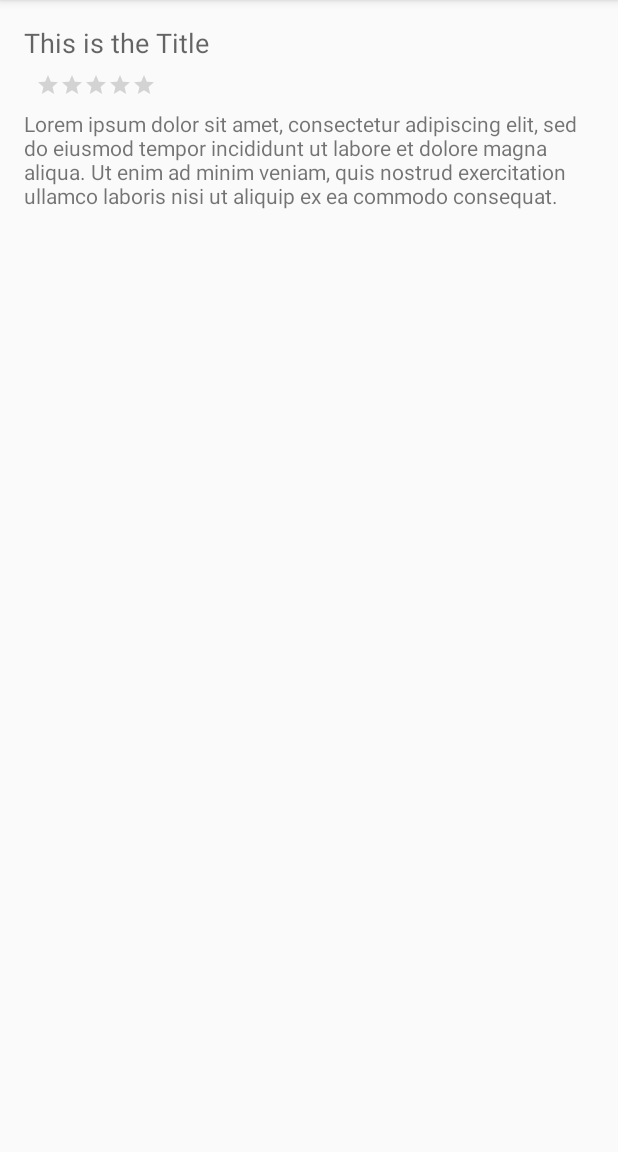
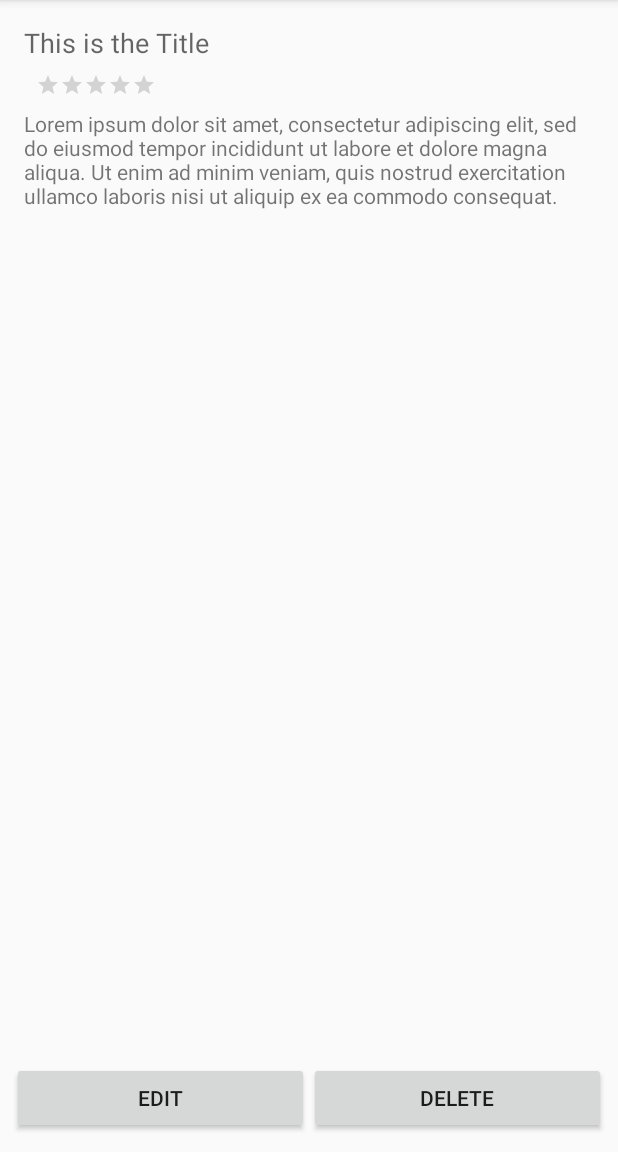
Before and after one commit to DamsithKarunaratna/android_game_reviewer, an Android app: the ViewReviewActivity screen opened directly, with no data from a screen before it, on a phone screen of 412 x 824 dp, the part 84-1236 px from its top. Run offline under Robolectric (Android 15) with nearby library versions, the phone set to English and light mode, and no system bars; our stand-ins replace Firebase (no records; nobody signed in at launch, a user with empty details on screens opened directly), Room's generated code; 3 statements that could not run were skipped.

Commit message:
UI changes to view review activity

```diff
--- a/app/src/main/java/com/ctse/androidgamereviewer/ViewReviewActivity.java
+++ b/app/src/main/java/com/ctse/androidgamereviewer/ViewReviewActivity.java
@@ -5,10 +5,15 @@ import androidx.lifecycle.Observer;
 import androidx.lifecycle.ViewModelProviders;
 
 import android.os.Bundle;
+import android.view.View;
+import android.widget.Button;
+import android.widget.LinearLayout;
 import android.widget.RatingBar;
 import android.widget.TextView;
 
 import com.ctse.androidgamereviewer.data.entities.Review;
+import com.google.firebase.auth.FirebaseAuth;
+import com.google.firebase.auth.FirebaseUser;
 
 public class ViewReviewActivity extends AppCompatActivity {
 
@@ -18,6 +23,11 @@ public class ViewReviewActivity extends AppCompatActivity {
     private TextView tvReviewTitle;
     private TextView tvReviewBody;
     private RatingBar ratingBar;
+    private LinearLayout linearLayout;
+    private Button buttonEditReivew;
+    private Button buttonDeleteReview;
+
+    FirebaseUser user;
 
     private String reviewId;
 
@@ -28,9 +38,14 @@ public class ViewReviewActivity extends AppCompatActivity {
 
         reviewId = getIntent().getStringExtra(ReviewViewAdapter.EXTRA_REVIEW_ID);
 
+        user = FirebaseAuth.getInstance().getCurrentUser();
+
         tvReviewTitle = findViewById(R.id.text_view_review_title_view);
         tvReviewBody = findViewById(R.id.text_view_review_body_view);
         ratingBar = findViewById(R.id.ratingBarReview);
+        linearLayout = findViewById(R.id.layout_options);
+        buttonEditReivew = findViewById(R.id.button_edit_review);
+        buttonDeleteReview = findViewById(R.id.button_delete_review);
 
         reviewViewModel = ViewModelProviders.of(this).get(ReviewViewModel.class);
         reviewViewModel.getReviewById(reviewId).observe(this, new Observer<Review>() {
@@ -39,7 +54,14 @@ public class ViewReviewActivity extends AppCompatActivity {
                 tvReviewBody.setText(review.getBody());
                 tvReviewTitle.setText(review.getTitle());
                 ratingBar.setRating(review.getRating());
+
+                if (null != user) {
+                    linearLayout.setVisibility(View.VISIBLE);
+                } else {
+                    linearLayout.setVisibility(View.INVISIBLE);
+                }
             }
         });
+
     }
 }
--- /dev/null
+++ b/app/src/main/res/drawable/ic_edit_black_24dp.xml
@@ -0,0 +1,9 @@
+<vector xmlns:android="http://schemas.android.com/apk/res/android"
+        android:width="24dp"
+        android:height="24dp"
+        android:viewportWidth="24.0"
+        android:viewportHeight="24.0">
+    <path
+        android:fillColor="#FF000000"
+        android:pathData="M3,17.25V21h3.75L17.81,9.94l-3.75,-3.75L3,17.25zM20.71,7.04c0.39,-0.39 0.39,-1.02 0,-1.41l-2.34,-2.34c-0.39,-0.39 -1.02,-0.39 -1.41,0l-1.83,1.83 3.75,3.75 1.83,-1.83z"/>
+</vector>
--- a/app/src/main/res/layout/activity_view_review.xml
+++ b/app/src/main/res/layout/activity_view_review.xml
@@ -46,4 +46,28 @@
         android:text="@string/review_dummy"
         android:layout_below="@id/ratingBarReview"/>
 
+    <LinearLayout
+        android:id="@+id/layout_options"
+        android:layout_width="match_parent"
+        android:layout_height="wrap_content"
+        android:layout_alignParentBottom="true"
+        android:layout_marginBottom="4dp"
+        android:orientation="horizontal">
+
+
+        <Button
+            android:id="@+id/button_edit_review"
+            android:layout_width="wrap_content"
+            android:layout_height="wrap_content"
+            android:layout_weight="1"
+            android:text="EDIT" />
+
+        <Button
+            android:id="@+id/button_delete_review"
+            android:layout_width="wrap_content"
+            android:layout_height="wrap_content"
+            android:layout_weight="1"
+            android:text="DELETE" />
+    </LinearLayout>
+
 </RelativeLayout>
```
